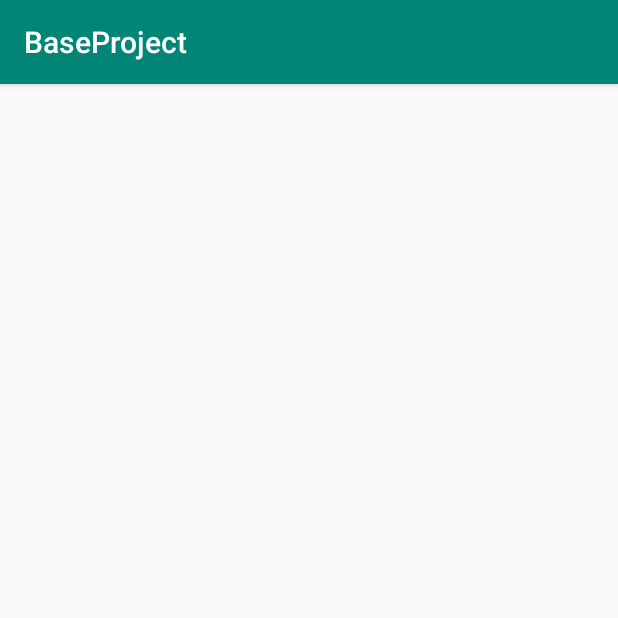
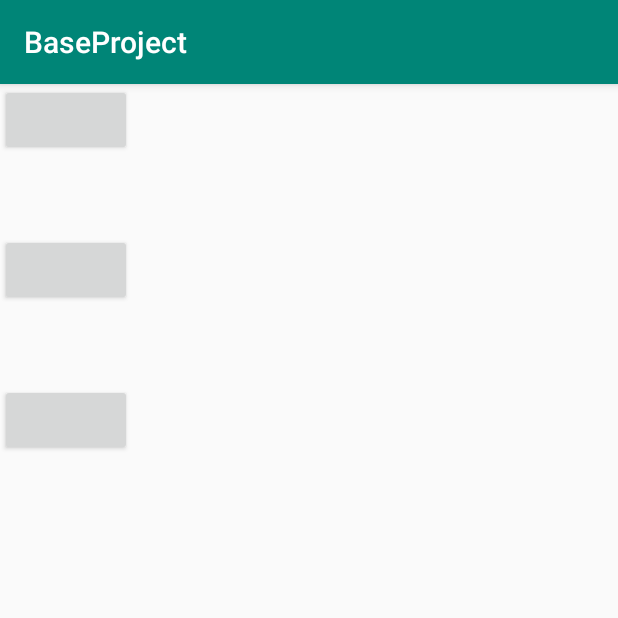
Before and after one commit to whmain/BaseProjects, an Android app: the screen it shows after launch (TestActivity before the commit, LoginActivity after it), on a phone screen of 412 x 824 dp, the top half of it. Run offline under Robolectric (Android 15) with nearby library versions, the phone set to English and light mode, and no system bars; our stand-ins replace data binding; libraries missing offline, so code that uses them is left out: com.jakewharton.retrofit2, com.uuzuche.lib_zxing; 1 statement that could not run was skipped.

Commit message:
测试一些逻辑

```diff
--- a/app/src/main/java/com/wh/baseproject/LoginActivity.kt
+++ b/app/src/main/java/com/wh/baseproject/LoginActivity.kt
@@ -1,5 +1,6 @@
 package com.wh.baseproject
 
+import android.content.Intent
 import android.os.Bundle
 import androidx.appcompat.app.AppCompatActivity
 import androidx.databinding.DataBindingUtil
@@ -10,7 +11,9 @@ class LoginActivity : AppCompatActivity() {
     override fun onCreate(savedInstanceState: Bundle?) {
         super.onCreate(savedInstanceState)
 //        setContentView(R.layout.activity_login)
-        DataBindingUtil.setContentView<ActivityLoginBinding>(this,R.layout.activity_login);
+        DataBindingUtil.setContentView<ActivityLoginBinding>(this,R.layout.activity_login)
+            .btn1.setOnClickListener {   startActivity(Intent(this,TestActivity::class.java)) };
+
 
     }
 }
--- a/app/src/main/java/com/wh/baseproject/MyApp.kt
+++ b/app/src/main/java/com/wh/baseproject/MyApp.kt
@@ -11,7 +11,7 @@ import com.wh.library.base.BaseApp
  */
  class MyApp :BaseApp(){
 
-    val BASE_URL = "https://www.wanandroid.com";
+    val BASE_URL = "http://api.map.baidu.com";
 
     override fun onCreate() {
         super.onCreate()
--- a/app/src/main/java/com/wh/baseproject/http/RetrofitManager.java
+++ b/app/src/main/java/com/wh/baseproject/http/RetrofitManager.java
@@ -17,7 +17,7 @@ import retrofit2.converter.gson.GsonConverterFactory;
  */
 
 public class RetrofitManager {
-    private static final int DEFAULT_TIMEOUT = 2000;
+    private static final int DEFAULT_TIMEOUT = 20000;
     private static String BASE_URL = "";
 
     private static RetrofitManager mInstance;
--- a/app/src/main/java/com/wh/baseproject/http/api/TestApiService.java
+++ b/app/src/main/java/com/wh/baseproject/http/api/TestApiService.java
@@ -13,6 +13,6 @@ import retrofit2.http.GET;
  */
 public interface TestApiService {
 
-    @GET("/article/list/0/json")
+    @GET("/telematics/v3/weather?location=嘉兴&output=json&ak=5slgyqGDENN7Sy7pw29IUvrZ")
     Observable<BaseResponse<Artlist>> getArticle();
 }
--- a/app/src/main/res/layout/activity_login.xml
+++ b/app/src/main/res/layout/activity_login.xml
@@ -14,5 +14,21 @@
                 android:id="@+id/btn1"
                 app:layout_constraintTop_toTopOf="parent"
                 app:layout_constraintStart_toStartOf="parent"/>
+
+        <Button
+                android:layout_width="wrap_content"
+                android:layout_height="wrap_content"
+                android:id="@+id/btn2"
+                android:layout_marginTop="100dp"
+                app:layout_constraintTop_toTopOf="parent"
+                app:layout_constraintStart_toStartOf="parent"/>
+
+        <Button
+                android:layout_width="wrap_content"
+                android:layout_height="wrap_content"
+                android:id="@+id/btn3"
+                android:layout_marginTop="200dp"
+                app:layout_constraintTop_toTopOf="parent"
+                app:layout_constraintStart_toStartOf="parent"/>
 </androidx.constraintlayout.widget.ConstraintLayout>
 </layout>
```
Also changed, not shown: app/build.gradle (+31 -7 lines), app/src/main/AndroidManifest.xml (+10 -6 lines), app/src/main/java/com/wh/baseproject/TestActivity.java (+38 -11 lines), whlibrary/src/main/java/com/wh/library/utils/WhiteListUtil.java (+38 -21 lines), 1 other file.
